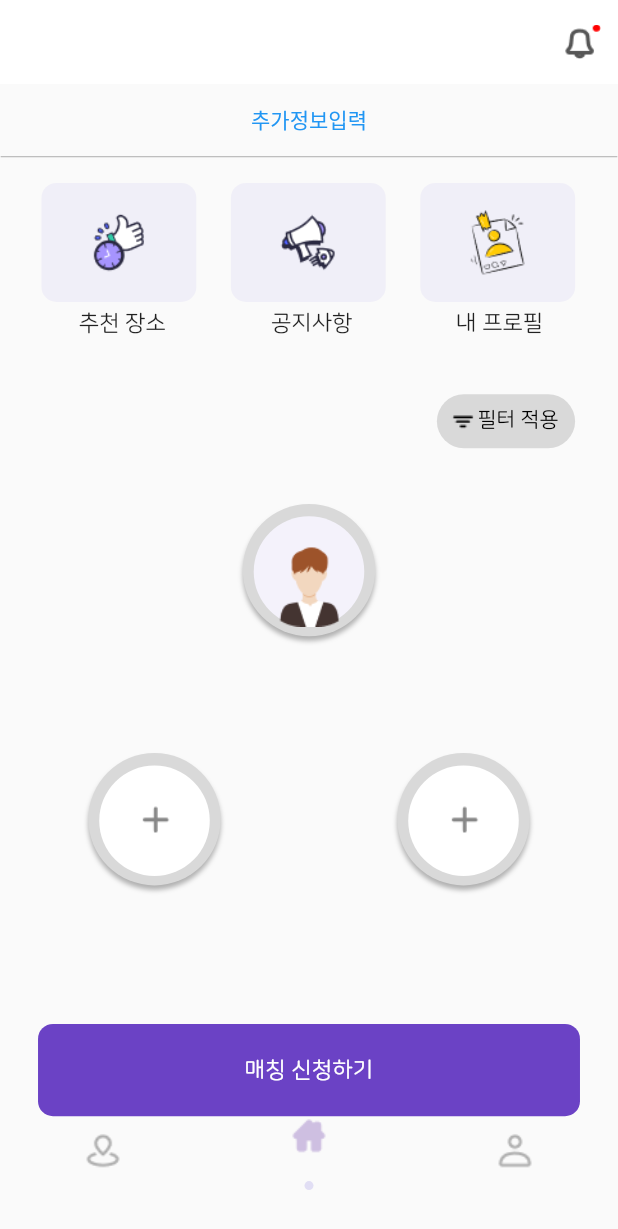
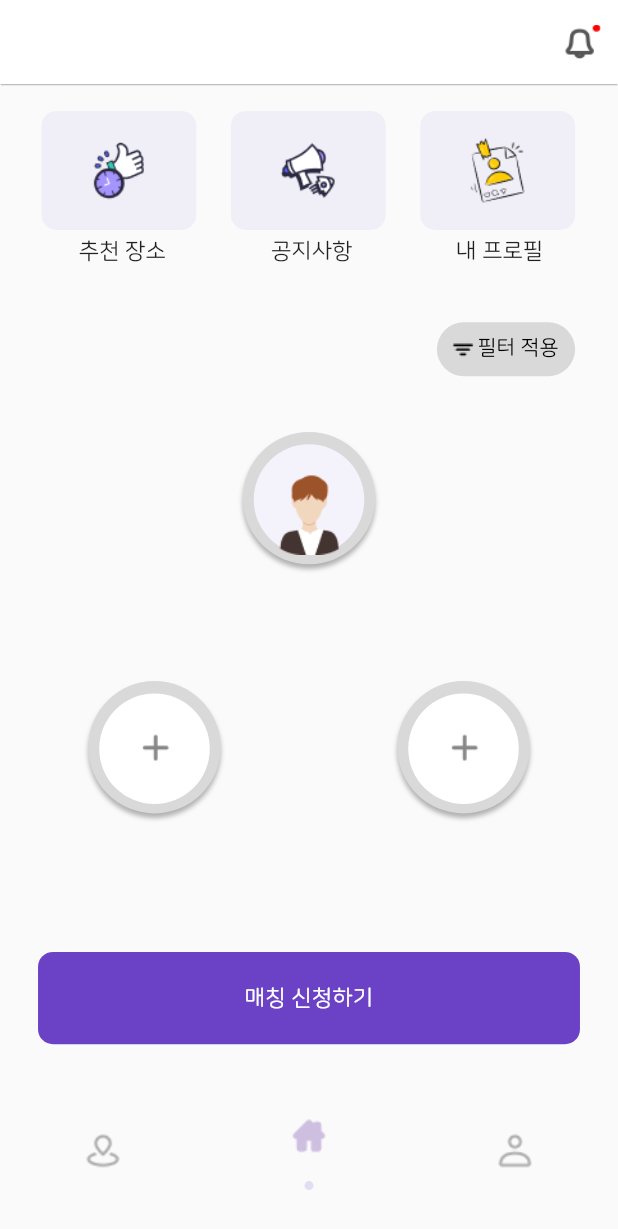
Before and after one commit to hunsy9/Ting-Front-Flutter, a Flutter app: the screen it shows after launch, on a phone screen of 412 x 824 dp. Shown: the top 1229 px of the screen. Run offline on Flutter 3.47's test engine with Material 2 defaults, Android fonts, the phone set to English and light mode, and no system bars; our stand-ins replace bubble, connectivity_plus, dotted_border, flutter_screenutil, image_picker, lottie and 2 more; missing offline and left inert: kakao_flutter_sdk, kakao_flutter_sdk_common; network calls fail.

Commit message:
- 홈 화면 수정 	- 미안... 홈 화면 바꿔놓고 안 돌려놨었넹 ㅎㅎ

```diff
--- a/lib/screens/home/home.dart
+++ b/lib/screens/home/home.dart
@@ -34,18 +34,12 @@ class _HomeState extends State<Home> {
         appBar: homeAppBar("", context),
         body: Column(
           children: [
-            TextButton(
-                onPressed: (() {
-                  Navigator.pushNamed(context, AdditionalAuthViewRoute);
-                }),
-                child: const Text('추가정보입력')),
             Container(
               width: 446.w,
               height: 1.h,
               color: Color(0xffBEBEBE),
             ),
 
-            //
             SizedBox(
               height: 20.h,
             ),
```
